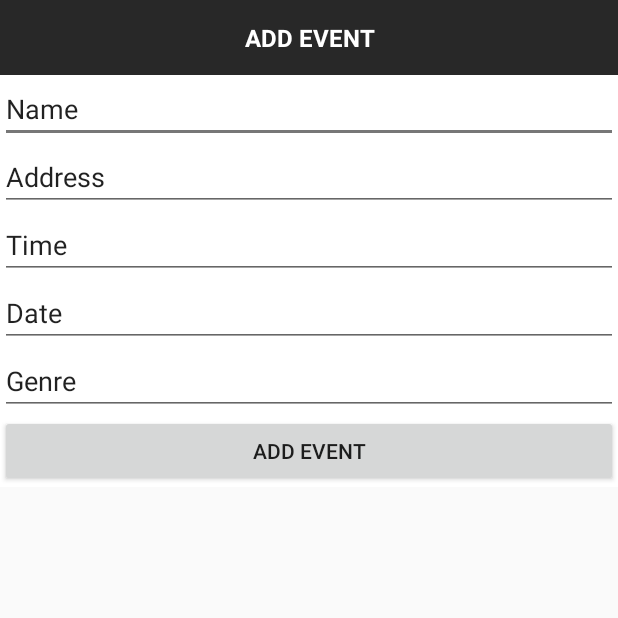
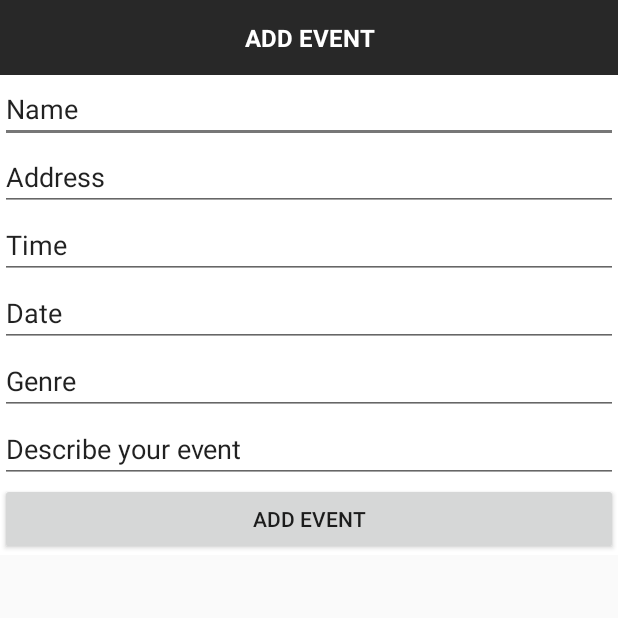
Before and after one commit to MiguelAAe/CS2001-group10-lab1, an Android app: the AddEventActivity screen opened directly, with no data from a screen before it, after a tap on "ADD EVENT", on a phone screen of 412 x 824 dp, the top half of it. Run offline under Robolectric (Android 15) with nearby library versions, the phone set to English and light mode, and no system bars; our stand-ins replace Firebase (no records; nobody signed in at launch, a user with empty details on screens opened directly); 1 statement that could not run was skipped.

Commit message:
Had to redo some designs so event description can fit

```diff
--- a/MusicAppp/app/src/main/java/com/example/michael/musicapp/AddEventActivity.java
+++ b/MusicAppp/app/src/main/java/com/example/michael/musicapp/AddEventActivity.java
@@ -23,6 +23,7 @@ public class AddEventActivity extends AppCompatActivity{
     EditText add_event_time;
     EditText add_event_date;
     EditText add_event_genre;
+    EditText add_description;
     Button add_button;
 
     DatabaseReference databaseEvents;
@@ -39,9 +40,12 @@ public class AddEventActivity extends AppCompatActivity{
         add_event_time = (EditText) findViewById(R.id.add_event_time);
         add_event_date = (EditText) findViewById(R.id.add_event_date);
         add_event_genre = (EditText) findViewById(R.id.add_event_genre);
+        add_description = (EditText) findViewById(R.id.description) ;
         add_button = (Button) findViewById(R.id.addevent);
         Intent intent = new Intent(AddEventActivity.this, EventDetailActivity.class);
-
+        intent.putExtra("GetName", add_event_name.getEditableText().toString());
+        intent.putExtra("GetDate", add_event_date.getEditableText().toString());
+        intent.putExtra("GetTime", add_event_time.getEditableText().toString());
 
         add_button.setOnClickListener(new View.OnClickListener() {
             @Override
@@ -57,9 +61,9 @@ public class AddEventActivity extends AppCompatActivity{
         String time = add_event_time.getText().toString().trim();
         String date = add_event_date.getText().toString().trim();
         String genre = add_event_genre.getText().toString().trim();
-
+        String description = add_description.getText().toString().trim();
         String id = databaseEvents.push().getKey();
-        Event event = new Event (id, name, address, time, date, genre);
+        Event event = new Event (id, name, address, time, date, genre, description);
 
         databaseEvents.child(id).setValue(event);
 
--- a/MusicAppp/app/src/main/java/com/example/michael/musicapp/Event.java
+++ b/MusicAppp/app/src/main/java/com/example/michael/musicapp/Event.java
@@ -12,6 +12,7 @@ public class Event {
     String eventGenre;
     String eventDate;
     String eventTime;
+    String eventDescription;
 
     public Event(){
 
@@ -20,13 +21,15 @@ public class Event {
 
     }
 
-    public Event(String eventID, String eventName, String eventAddress, String eventGenre, String eventDate, String eventTime) {
+    public Event(String eventID, String eventName, String eventAddress, String eventGenre, String eventDate, String eventTime, String eventDescription) {
         this.eventID = eventID;
         this.eventName = eventName;
         this.eventAddress = eventAddress;
         this.eventGenre = eventGenre;
         this.eventDate = eventDate;
         this.eventTime = eventTime;
+        this.eventDescription = eventDescription;
+
     }
 
     public String getEventID() {
@@ -52,4 +55,6 @@ public class Event {
     public String getEventTime() {
         return eventTime;
     }
+
+    public String getEventDescription(){return eventDescription;}
 }
--- a/MusicAppp/app/src/main/res/layout/activity_addevent.xml
+++ b/MusicAppp/app/src/main/res/layout/activity_addevent.xml
@@ -81,6 +81,13 @@
                 android:ems="10"
                 android:inputType="textPersonName"
                 android:text="Genre" />
+            <EditText
+                android:id="@+id/add_description"
+                android:layout_width="match_parent"
+                android:layout_height="wrap_content"
+                android:ems="10"
+                android:inputType="textPersonName"
+                android:text="Describe your event" />
 
             <Button
                 android:id="@+id/addevent"
```
